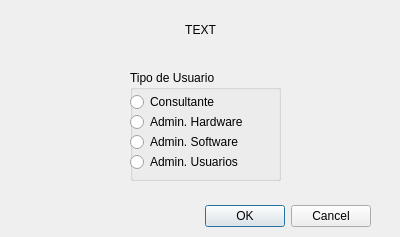
Old version of the form ClientApp/setrankdialog.ui in the repository jpvindas11/LosM-sFritos_Arduinos.
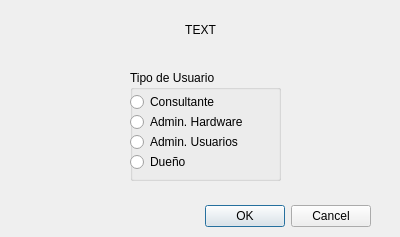
New version of the form.

```diff
--- a/ClientApp/setrankdialog.ui
+++ b/ClientApp/setrankdialog.ui
@@ -93,20 +93,20 @@
     <property name="geometry">
      <rect>
       <x>0</x>
-      <y>60</y>
+      <y>80</y>
       <width>141</width>
       <height>24</height>
      </rect>
     </property>
     <property name="text">
-     <string>Admin. Software</string>
+     <string>Dueño</string>
     </property>
    </widget>
    <widget class="QRadioButton" name="radioButton_u">
     <property name="geometry">
      <rect>
       <x>0</x>
-      <y>80</y>
+      <y>60</y>
       <width>141</width>
       <height>24</height>
      </rect>
```
Left out of the diff: 2 changed lines with no effect on the pictures.
